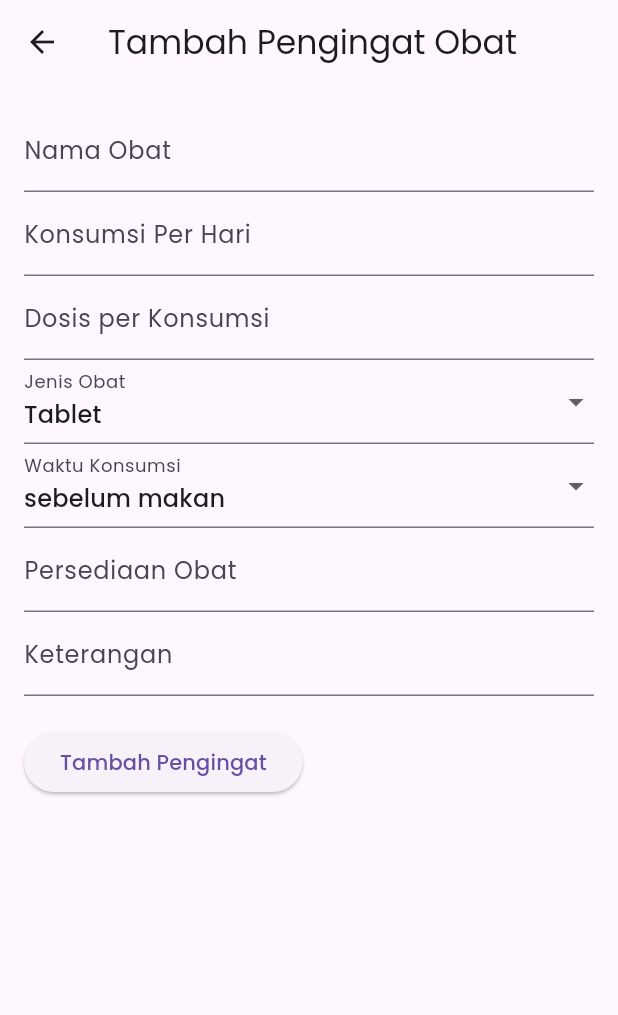
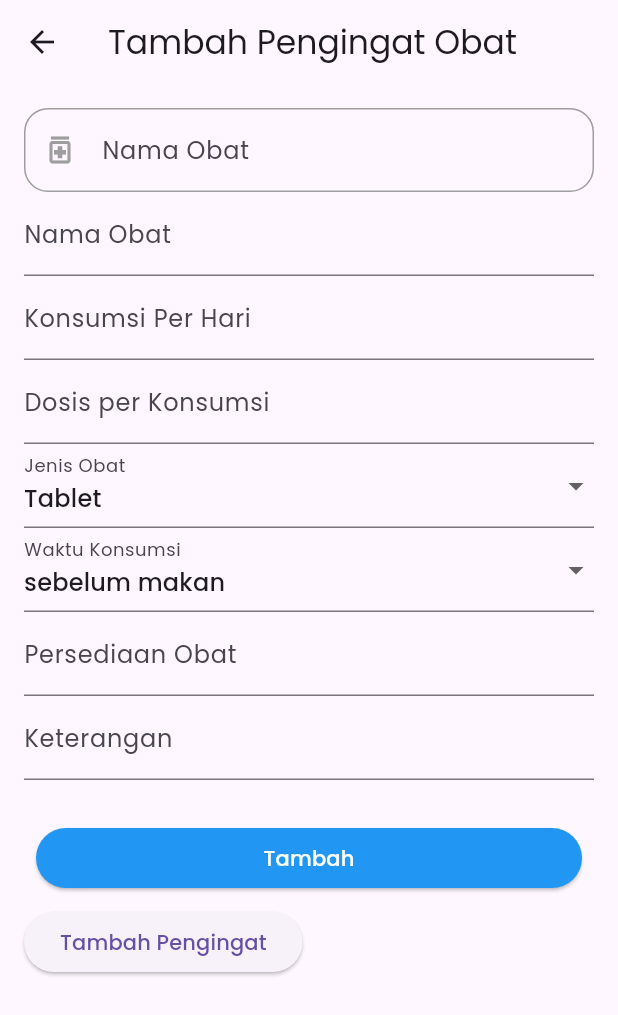
Before and after one commit to lutzzzx/medal, a Flutter app: the AddReminderView screen opened by its route, on a phone screen of 412 x 824 dp. Shown: the top 1015 px of the screen. Run offline on Flutter 3.47's test engine with Material 3 defaults, Android fonts, the phone set to English and light mode, and no system bars; our stand-ins replace cloud_firestore, firebase_auth, firebase_core, flutter_local_notifications, get, google_fonts and 4 more; accounts and stored records are empty.

Commit message:
Tambah dan coba widget custom

```diff
--- a/lib/modules/reminder/views/add_reminder_view.dart
+++ b/lib/modules/reminder/views/add_reminder_view.dart
@@ -1,6 +1,8 @@
 import 'package:firebase_auth/firebase_auth.dart';
 import 'package:flutter/material.dart';
 import 'package:get/get.dart';
+import 'package:medal/widgets/custom_text_form_field.dart';
+import 'package:medal/widgets/expanded_button.dart';
 import '../controllers/reminder_controller.dart';
 import '../../../data/models/reminder_model.dart';
 
@@ -22,7 +24,8 @@ class _AddReminderViewState extends State<AddReminderView> {
   final ReminderController controller = Get.find();
 
   void _generateTimes() {
-    final dailyConsumption = int.tryParse(_dailyConsumptionController.text) ?? 1;
+    final dailyConsumption =
+        int.tryParse(_dailyConsumptionController.text) ?? 1;
     final interval = 24 / dailyConsumption;
     _times.clear();
     for (int i = 0; i < dailyConsumption; i++) {
@@ -60,17 +63,28 @@ class _AddReminderViewState extends State<AddReminderView> {
             child: Column(
               crossAxisAlignment: CrossAxisAlignment.start,
               children: [
+                CustomTextFormField(
+                    icon: const Icon(
+                      Icons.medication_outlined,
+                      color: Colors.grey,
+                    ),
+                    controller: _medicineNameController,
+                    labelText: "Nama Obat"),
                 TextFormField(
                   controller: _medicineNameController,
                   decoration: InputDecoration(labelText: 'Nama Obat'),
-                  validator: (value) => value == null || value.isEmpty ? 'Wajib diisi' : null,
+                  validator: (value) =>
+                      value == null || value.isEmpty ? 'Wajib diisi' : null,
                 ),
                 TextFormField(
                   controller: _dailyConsumptionController,
                   decoration: InputDecoration(labelText: 'Konsumsi Per Hari'),
                   keyboardType: TextInputType.number,
                   onChanged: (_) => _generateTimes(),
-                  validator: (value) => value == null || int.tryParse(value) == null ? 'Harus berupa angka' : null,
+                  validator: (value) =>
+                      value == null || int.tryParse(value) == null
+                          ? 'Harus berupa angka'
+                          : null,
                 ),
                 ..._times.asMap().entries.map((entry) {
                   int index = entry.key;
@@ -100,7 +114,10 @@ class _AddReminderViewState extends State<AddReminderView> {
                   controller: _dosesController,
                   decoration: InputDecoration(labelText: 'Dosis per Konsumsi'),
                   keyboardType: TextInputType.number,
-                  validator: (value) => value == null || int.tryParse(value) == null ? 'Harus berupa angka' : null,
+                  validator: (value) =>
+                      value == null || int.tryParse(value) == null
+                          ? 'Harus berupa angka'
+                          : null,
                 ),
                 DropdownButtonFormField<String>(
                   value: _medicineType,
@@ -136,13 +153,17 @@ class _AddReminderViewState extends State<AddReminderView> {
                   controller: _supplyController,
                   decoration: InputDecoration(labelText: 'Persediaan Obat'),
                   keyboardType: TextInputType.number,
-                  validator: (value) => value == null || int.tryParse(value) == null ? 'Harus berupa angka' : null,
+                  validator: (value) =>
+                      value == null || int.tryParse(value) == null
+                          ? 'Harus berupa angka'
+                          : null,
                 ),
                 TextFormField(
                   controller: _notesController,
                   decoration: InputDecoration(labelText: 'Keterangan'),
                 ),
                 SizedBox(height: 20),
+                ExpandedButton(text1: "Tambah", press1: _addReminder),
                 ElevatedButton(
                   onPressed: _addReminder,
                   child: Text('Tambah Pengingat'),
--- /dev/null
+++ b/lib/widgets/custom_text_form_field.dart
@@ -0,0 +1,49 @@
+import 'package:flutter/material.dart';
+
+class CustomTextFormField extends StatelessWidget {
+  final Icon icon;
+  final TextEditingController controller;
+  final String labelText;
+  final TextInputType keyboardType;
+  final String? Function(String?)? validator;
+
+  const CustomTextFormField({
+    super.key,
+    required this.icon,
+    required this.controller,
+    required this.labelText,
+    this.keyboardType = TextInputType.text,
+    this.validator,
+  });
+
+  @override
+  Widget build(BuildContext context) {
+    return TextFormField(
+      controller: controller,
+      decoration: InputDecoration(
+        prefixIcon: icon,
+        labelText: labelText,
+        border: OutlineInputBorder(
+          borderRadius: BorderRadius.circular(16.0),
+          borderSide: const BorderSide(
+            color: Colors.grey,
+          ),
+        ),
+        enabledBorder: OutlineInputBorder(
+          borderRadius: BorderRadius.circular(16.0),
+          borderSide: const BorderSide(
+            color: Colors.grey,
+          ),
+        ),
+        focusedBorder: OutlineInputBorder(
+          borderRadius: BorderRadius.circular(16.0),
+          borderSide: const BorderSide(
+            color: Colors.blue,
+          ),
+        ),
+      ),
+      keyboardType: keyboardType,
+      validator: validator,
+    );
+  }
+}
--- /dev/null
+++ b/lib/widgets/expanded_button.dart
@@ -0,0 +1,37 @@
+import 'package:flutter/material.dart';
+
+class ExpandedButton extends StatelessWidget {
+  final String text1;
+  final VoidCallback press1;
+
+  const ExpandedButton({
+    super.key,
+    required this.text1,
+    required this.press1,
+  });
+
+  @override
+  Widget build(BuildContext context) {
+    return Container(
+      width: double.infinity,
+      padding: const EdgeInsets.all(8.0),
+      child: Row(
+        mainAxisAlignment: MainAxisAlignment.center,
+        children: [
+          Expanded(
+            child: ElevatedButton(
+              onPressed: press1,
+              style: ElevatedButton.styleFrom(
+                backgroundColor: Colors.blue, // Warna merah untuk tombol Hapus
+              ),
+              child: Text(
+                text1,
+                style: const TextStyle(color: Colors.white),
+              ),
+            ),
+          ),
+        ],
+      ),
+    );
+  }
+}
```
Also changed, not shown: lib/modules/reminder/views/reminder_detail_view.dart (+11 -0 lines), lib/widgets/custom_drawer.dart (added, +57 -0 lines), lib/widgets/hapus_ubah.dart (added, +54 -0 lines). Lines whose indentation alone changed are shown as unchanged.
